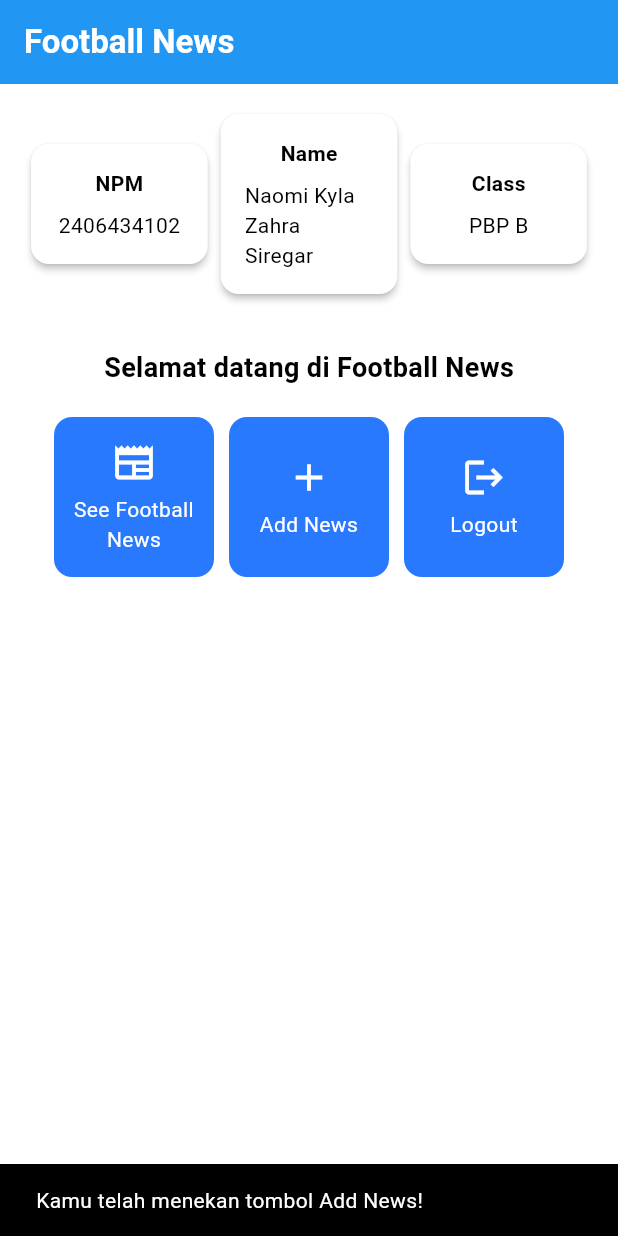
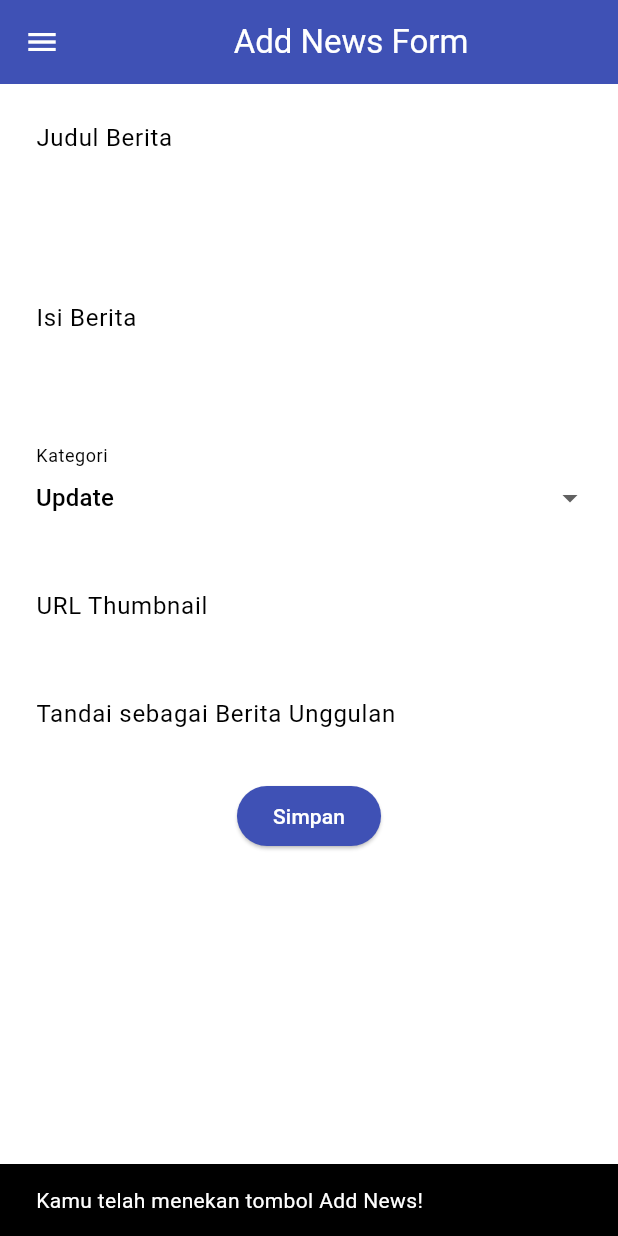
Before and after one commit to NaomiKyla/football-news-mobile, a Flutter app: the screen it shows after launch, after a tap on "Add News", on a phone screen of 412 x 824 dp. Run offline on Flutter 3.47's test engine with Material 3 defaults, Android fonts, the phone set to English and light mode, and no system bars.

Commit message:
tutorial 7 selesai

```diff
--- a/lib/main.dart
+++ b/lib/main.dart
@@ -1,5 +1,5 @@
 import 'package:flutter/material.dart';
-import 'package:football_news/menu.dart';
+import 'package:football_news/screens/menu.dart';
 
 void main() {
   runApp(const MyApp());
--- a/lib/menu.dart
+++ b/lib/screens/menu.dart
@@ -1,4 +1,6 @@
 import 'package:flutter/material.dart';
+import 'package:football_news/widgets/left_drawer.dart';
+import 'package:football_news/widgets/news_card.dart';
 
 class MyHomePage extends StatelessWidget {
   MyHomePage({super.key});
@@ -30,6 +32,7 @@ class MyHomePage extends StatelessWidget {
         // Warna latar belakang AppBar diambil dari skema warna tema aplikasi.
         backgroundColor: Theme.of(context).colorScheme.primary,
       ),
+      drawer: LeftDrawer(),
       // Body halaman dengan padding di sekelilingnya.
       body: Padding(
         padding: const EdgeInsets.all(16.0),
@@ -132,56 +135,3 @@ class ItemHomepage {
 
  ItemHomepage(this.name, this.icon);
 }
-
-class ItemCard extends StatelessWidget {
-  // Menampilkan kartu dengan ikon dan nama.
-
-  final ItemHomepage item;
-
-  const ItemCard(this.item, {super.key});
-
-  @override
-  Widget build(BuildContext context) {
-    return Material(
-      // Menentukan warna latar belakang dari tema aplikasi.
-      color: Theme.of(context).colorScheme.secondary,
-      // Membuat sudut kartu melengkung.
-      borderRadius: BorderRadius.circular(12),
-
-      child: InkWell(
-        // Aksi ketika kartu ditekan.
-        onTap: () {
-          // Menampilkan pesan SnackBar saat kartu ditekan.
-          ScaffoldMessenger.of(context)
-            ..hideCurrentSnackBar()
-            ..showSnackBar(
-              SnackBar(content: Text("Kamu telah menekan tombol ${item.name}!"))
-            );
-        },
-        // Container untuk menyimpan Icon dan Text
-        child: Container(
-          padding: const EdgeInsets.all(8),
-          child: Center(
-            child: Column(
-              // Menyusun ikon dan teks di tengah kartu.
-              mainAxisAlignment: MainAxisAlignment.center,
-              children: [
-                Icon(
-                  item.icon,
-                  color: Colors.white,
-                  size: 30.0,
-                ),
-                const Padding(padding: EdgeInsets.all(3)),
-                Text(
-                  item.name,
-                  textAlign: TextAlign.center,
-                  style: const TextStyle(color: Colors.white),
-                ),
-              ],
-            ),
-          ),
-        ),
-      ),
-    );
-  }
-}
--- /dev/null
+++ b/lib/screens/newslist_form.dart
@@ -0,0 +1,215 @@
+import 'package:flutter/material.dart';
+import 'package:football_news/widgets/left_drawer.dart';
+
+class NewsFormPage extends StatefulWidget {
+  const NewsFormPage({super.key});
+
+  @override
+  State<NewsFormPage> createState() => _NewsFormPageState();
+}
+
+class _NewsFormPageState extends State<NewsFormPage> {
+  final _formKey = GlobalKey<FormState>();
+  String _title = "";
+  String _content = "";
+  String _category = "update"; // default
+  String _thumbnail = "";
+  bool _isFeatured = false; // default
+
+  final List<String> _categories = [
+    'transfer',
+    'update',
+    'exclusive',
+    'match',
+    'rumor',
+    'analysis',
+  ];
+
+  @override
+  Widget build(BuildContext context) {
+    return Scaffold(
+      appBar: AppBar(
+        title: const Center(
+          child: Text(
+            'Add News Form',
+          ),
+        ),
+        backgroundColor: Colors.indigo,
+        foregroundColor: Colors.white,
+      ),
+      drawer: const LeftDrawer(),
+      body: Form(
+        key: _formKey,
+        child: SingleChildScrollView(
+          child: Column(
+            crossAxisAlignment: CrossAxisAlignment.start,
+            children: [
+              // === Title ===
+              Padding(
+                padding: const EdgeInsets.all(8.0),
+                child: TextFormField(
+                  decoration: InputDecoration(
+                    hintText: "Judul Berita",
+                    labelText: "Judul Berita",
+                    border: OutlineInputBorder(
+                      borderRadius: BorderRadius.circular(5.0),
+                    ),
+                  ),
+                  onChanged: (String? value) {
+                    setState(() {
+                      _title = value!;
+                    });
+                  },
+                  validator: (String? value) {
+                    if (value == null || value.isEmpty) {
+                      return "Judul tidak boleh kosong!";
+                    }
+                    return null;
+                  },
+                ),
+              ),
+
+              // === Content ===
+              Padding(
+                padding: const EdgeInsets.all(8.0),
+                child: TextFormField(
+                  maxLines: 5,
+                  decoration: InputDecoration(
+                    hintText: "Isi Berita",
+                    labelText: "Isi Berita",
+                    border: OutlineInputBorder(
+                      borderRadius: BorderRadius.circular(5.0),
+                    ),
+                  ),
+                  onChanged: (String? value) {
+                    setState(() {
+                      _content = value!;
+                    });
+                  },
+                  validator: (String? value) {
+                    if (value == null || value.isEmpty) {
+                      return "Isi berita tidak boleh kosong!";
+                    }
+                    return null;
+                  },
+                ),
+              ),
+
+              // === Category ===
+              Padding(
+                padding: const EdgeInsets.all(8.0),
+                child: DropdownButtonFormField<String>(
+                  decoration: InputDecoration(
+                    labelText: "Kategori",
+                    border: OutlineInputBorder(
+                      borderRadius: BorderRadius.circular(5.0),
+                    ),
+                  ),
+                  value: _category,
+                  items: _categories
+                      .map((cat) => DropdownMenuItem(
+                            value: cat,
+                            child: Text(
+                                cat[0].toUpperCase() + cat.substring(1)),
+                          ))
+                      .toList(),
+                  onChanged: (String? newValue) {
+                    setState(() {
+                      _category = newValue!;
+                    });
+                  },
+                ),
+              ),
+
+              // === Thumbnail URL ===
+              Padding(
+                padding: const EdgeInsets.all(8.0),
+                child: TextFormField(
+                  decoration: InputDecoration(
+                    hintText: "URL Thumbnail (opsional)",
+                    labelText: "URL Thumbnail",
+                    border: OutlineInputBorder(
+                      borderRadius: BorderRadius.circular(5.0),
+                    ),
+                  ),
+                  onChanged: (String? value) {
+                    setState(() {
+                      _thumbnail = value!;
+                    });
+                  },
+                ),
+              ),
+
+              // === Is Featured ===
+              Padding(
+                padding: const EdgeInsets.all(8.0),
+                child: SwitchListTile(
+                  title: const Text("Tandai sebagai Berita Unggulan"),
+                  value: _isFeatured,
+                  onChanged: (bool value) {
+                    setState(() {
+                      _isFeatured = value;
+                    });
+                  },
+                ),
+              ),
+
+              // === Tombol Simpan ===
+              Align(
+                alignment: Alignment.bottomCenter,
+                child: Padding(
+                  padding: const EdgeInsets.all(8.0),
+                  child: ElevatedButton(
+                    style: ButtonStyle(
+                      backgroundColor:
+                          MaterialStateProperty.all(Colors.indigo),
+                    ),
+                    onPressed: () {
+                      if (_formKey.currentState!.validate()) {
+                        showDialog(
+                          context: context,
+                          builder: (context) {
+                            return AlertDialog(
+                              title: const Text('Berita berhasil disimpan!'),
+                              content: SingleChildScrollView(
+                                child: Column(
+                                  crossAxisAlignment:
+                                      CrossAxisAlignment.start,
+                                  children: [
+                                    Text('Judul: $_title'),
+                                    Text('Isi: $_content'),
+                                    Text('Kategori: $_category'),
+                                    Text('Thumbnail: $_thumbnail'),
+                                    Text(
+                                        'Unggulan: ${_isFeatured ? "Ya" : "Tidak"}'),
+                                  ],
+                                ),
+                              ),
+                              actions: [
+                                TextButton(
+                                  child: const Text('OK'),
+                                  onPressed: () {
+                                    Navigator.pop(context);
+                                    _formKey.currentState!.reset();
+                                  },
+                                ),
+                              ],
+                            );
+                          },
+                        );
+                      }
+                    },
+                    child: const Text(
+                      "Simpan",
+                      style: TextStyle(color: Colors.white),
+                    ),
+                  ),
+                ),
+              ),
+            ],
+          ),
+        ),
+      ),
+    );
+  }
+}
--- /dev/null
+++ b/lib/widgets/left_drawer.dart
@@ -0,0 +1,75 @@
+import 'package:flutter/material.dart';
+import 'package:football_news/screens/menu.dart';
+import 'package:football_news/screens/newslist_form.dart';
+
+class LeftDrawer extends StatelessWidget {
+  const LeftDrawer({super.key});
+
+  @override
+  Widget build(BuildContext context) {
+    return Drawer(
+      child: ListView(
+        children: [
+          const DrawerHeader(
+            decoration: BoxDecoration(
+              color: Colors.blue,
+            ),
+            child: Column(
+              children: [
+                Text(
+                  'Football News',
+                  textAlign: TextAlign.center,
+                  style: TextStyle(
+                    fontSize: 30,
+                    fontWeight: FontWeight.bold,
+                    color: Colors.white,
+                  ),
+                ),
+                Padding(padding: EdgeInsets.all(10)),
+                Text(
+                  "Seluruh berita sepak bola terkini di sini!",
+                  textAlign: TextAlign.center,
+                  style: TextStyle(
+                    fontSize: 15,
+                    color: Colors.white,
+                    fontWeight: FontWeight.normal,
+                  ),
+                ),
+              ],
+            ),
+          ),
+
+          // Home
+          ListTile(
+            leading: const Icon(Icons.home_outlined),
+            title: const Text('Home'),
+            // Bagian redirection ke MyHomePage
+            onTap: () {
+              Navigator.pushReplacement(
+                context,
+                MaterialPageRoute(
+                  builder: (context) => MyHomePage(),
+                ),
+              );
+            },
+          ),
+
+          // Add news
+          ListTile(
+            leading: const Icon(Icons.post_add),
+            title: const Text('Add News'),
+            // Bagian redirection ke NewsFormPage
+            onTap: () {
+              Navigator.pushReplacement(
+              context,
+              MaterialPageRoute(
+                builder: (context) => const NewsFormPage(),
+              ),
+            );
+          },
+        ),
+        ],
+      ),
+    );
+  }
+}
--- /dev/null
+++ b/lib/widgets/news_card.dart
@@ -0,0 +1,50 @@
+import 'package:flutter/material.dart';
+import 'package:football_news/screens/newslist_form.dart';
+import 'package:football_news/screens/menu.dart';
+
+class ItemCard extends StatelessWidget {
+  final ItemHomepage item;
+
+  const ItemCard(this.item, {super.key});
+
+  @override
+  Widget build(BuildContext context) {
+    return Material(
+      color: Theme.of(context).colorScheme.secondary,
+      borderRadius: BorderRadius.circular(12),
+      child: InkWell(
+        onTap: () {
+          ScaffoldMessenger.of(context)
+            ..hideCurrentSnackBar()
+            ..showSnackBar(
+              SnackBar(content: Text("Kamu telah menekan tombol ${item.name}!"))
+            );
+
+          if (item.name == "Add News") {
+            Navigator.push(
+              context,
+              MaterialPageRoute(builder: (context) => const NewsFormPage()),
+            );
+          }
+        },
+        child: Container(
+          padding: const EdgeInsets.all(8),
+          child: Center(
+            child: Column(
+              mainAxisAlignment: MainAxisAlignment.center,
+              children: [
+                Icon(item.icon, color: Colors.white, size: 30.0),
+                const Padding(padding: EdgeInsets.all(3)),
+                Text(
+                  item.name,
+                  textAlign: TextAlign.center,
+                  style: const TextStyle(color: Colors.white),
+                ),
+              ],
+            ),
+          ),
+        ),
+      ),
+    );
+  }
+}
```
